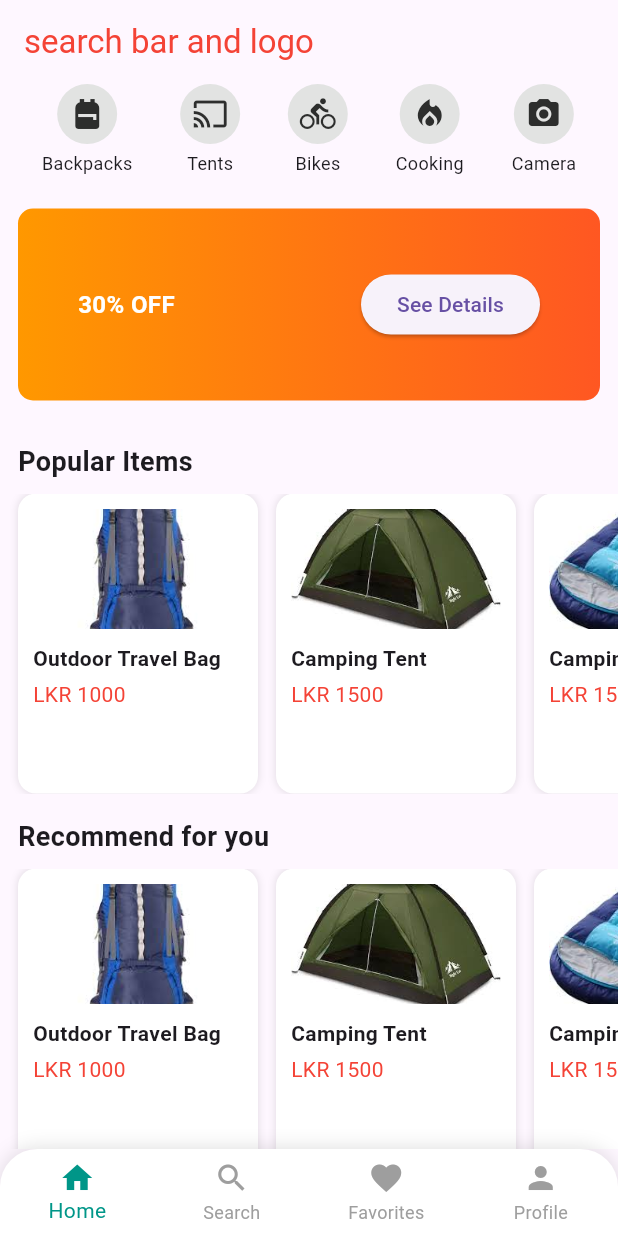
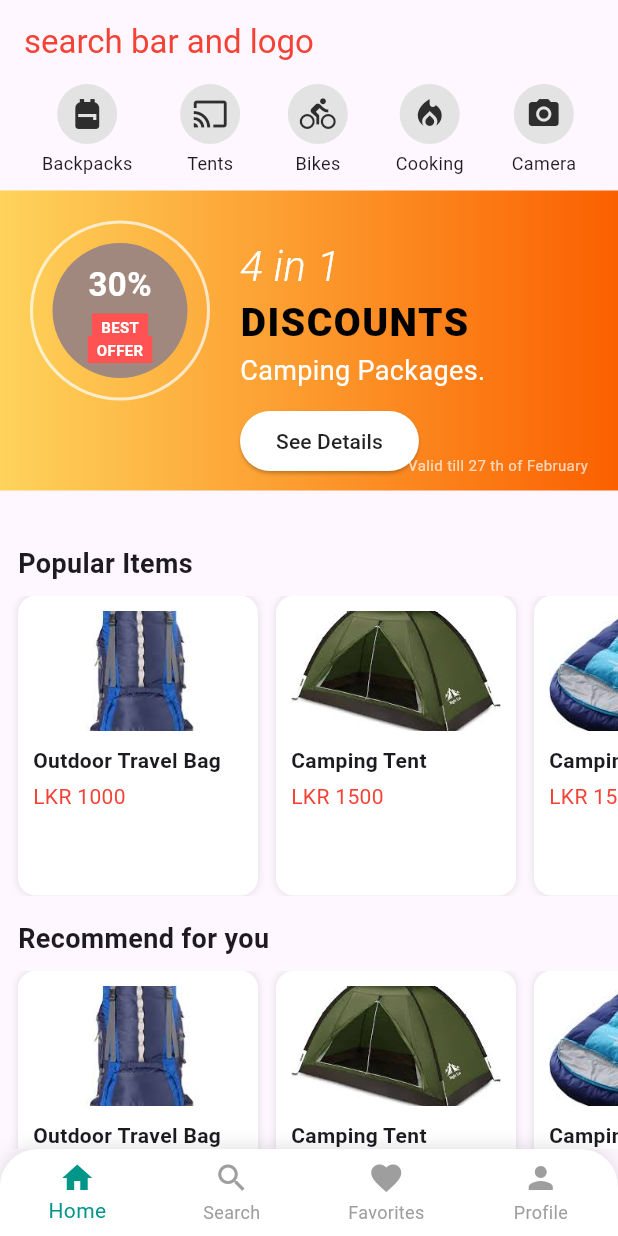
Before and after one commit to nilupul-dew/MAD_Group_09, a Flutter app: the screen it shows after launch, on a phone screen of 412 x 824 dp. Run offline on Flutter 3.47's test engine with Material 3 defaults, Android fonts, the phone set to English and light mode, and no system bars; our stand-ins replace cloud_firestore, firebase_core; accounts and stored records are empty.

Commit message:
Add discount banner

```diff
--- a/hiking_app/lib/presentation/screens/home_screen.dart
+++ b/hiking_app/lib/presentation/screens/home_screen.dart
@@ -115,27 +115,9 @@ class HomePageContent extends StatelessWidget {
             SizedBox(height: 10),
 
             // Discount Banner
-            Container(
-              margin: EdgeInsets.all(12),
-              padding: EdgeInsets.all(40),
-              decoration: BoxDecoration(
-                gradient:
-                    LinearGradient(colors: [Colors.orange, Colors.deepOrange]),
-                borderRadius: BorderRadius.circular(10),
-              ),
-              child: Row(
-                children: [
-                  Text('30% OFF',
-                      style: TextStyle(
-                          fontSize: 16,
-                          fontWeight: FontWeight.bold,
-                          color: Colors.white)),
-                  Spacer(),
-                  ElevatedButton(onPressed: () {}, child: Text("See Details"))
-                ],
-              ),
-            ),
+            DiscountBanner(),
 
+            SizedBox(height: 20),
             // Popular Items
             SectionTitle(title: "Popular Items"),
             ItemList(items: popularItems),
@@ -294,3 +276,164 @@ class ImageWidget extends StatelessWidget {
             height: 80, width: double.infinity, fit: BoxFit.cover);
   }
 }
+
+class DiscountBanner extends StatelessWidget {
+  const DiscountBanner({super.key});
+
+  @override
+  Widget build(BuildContext context) {
+    return Container(
+      height: 200,
+      width: double.infinity,
+      decoration: BoxDecoration(
+        gradient: LinearGradient(
+          colors: [
+            const Color.fromARGB(255, 254, 211, 91),
+            const Color.fromARGB(255, 251, 96, 0)
+          ],
+          begin: Alignment.centerLeft,
+          end: Alignment.centerRight,
+        ),
+      ),
+      child: Stack(
+        children: [
+          // Circular badge
+          Positioned(
+            left: 20,
+            top: 20,
+            child: Stack(
+              alignment: Alignment.center,
+              children: [
+                Container(
+                  width: 120,
+                  height: 120,
+                  decoration: BoxDecoration(
+                    shape: BoxShape.circle,
+                    border: Border.all(color: Colors.white70, width: 2),
+                    color: Colors.transparent,
+                  ),
+                ),
+                Container(
+                  width: 90,
+                  height: 90,
+                  decoration: BoxDecoration(
+                    shape: BoxShape.circle,
+                    color: Colors.brown.shade300,
+                  ),
+                  child: Stack(
+                    alignment: Alignment.center,
+                    children: [
+                      Positioned(
+                        top: 12,
+                        child: Text(
+                          "30%",
+                          style: TextStyle(
+                            fontSize: 22,
+                            fontWeight: FontWeight.bold,
+                            color: Colors.white,
+                          ),
+                        ),
+                      ),
+                      Positioned(
+                        bottom: 25,
+                        child: Container(
+                          color: Colors.redAccent,
+                          padding:
+                              EdgeInsets.symmetric(horizontal: 6, vertical: 2),
+                          child: Text(
+                            "BEST",
+                            style: TextStyle(
+                              fontSize: 10,
+                              fontWeight: FontWeight.bold,
+                              color: Colors.white,
+                            ),
+                          ),
+                        ),
+                      ),
+                      Positioned(
+                        bottom: 10,
+                        child: Container(
+                          color: Colors.redAccent,
+                          padding:
+                              EdgeInsets.symmetric(horizontal: 6, vertical: 2),
+                          child: Text(
+                            "OFFER",
+                            style: TextStyle(
+                              fontSize: 10,
+                              fontWeight: FontWeight.bold,
+                              color: Colors.white,
+                            ),
+                          ),
+                        ),
+                      ),
+                    ],
+                  ),
+                ),
+              ],
+            ),
+          ),
+
+          // Right-side content
+          Positioned(
+            left: 160,
+            top: 30,
+            child: Column(
+              crossAxisAlignment: CrossAxisAlignment.start,
+              children: [
+                Text(
+                  "4 in 1",
+                  style: TextStyle(
+                    fontSize: 28,
+                    fontStyle: FontStyle.italic,
+                    fontWeight: FontWeight.w300,
+                    color: Colors.white,
+                  ),
+                ),
+                Text(
+                  "DISCOUNTS",
+                  style: TextStyle(
+                    fontSize: 26,
+                    fontWeight: FontWeight.w800,
+                    color: Colors.black,
+                    letterSpacing: 1,
+                  ),
+                ),
+                Text(
+                  "Camping Packages.",
+                  style: TextStyle(
+                    fontSize: 18,
+                    color: Colors.white,
+                  ),
+                ),
+                SizedBox(height: 10),
+                ElevatedButton(
+                  style: ElevatedButton.styleFrom(
+                    backgroundColor: Colors.white,
+                    shape: StadiumBorder(),
+                  ),
+                  onPressed: () {
+                    // You can add navigation or popup here
+                  },
+                  child: Text(
+                    "See Details",
+                    style: TextStyle(color: Colors.black87),
+                  ),
+                ),
+              ],
+            ),
+          ),
+
+          // Bottom-right validity note
+          Positioned(
+            bottom: 10,
+            right: 20,
+            child: Text(
+              "Valid till 27 th of February",
+              style: TextStyle(color: Colors.white70, fontSize: 10),
+            ),
+          )
+        ],
+      ),
+    );
+  }
+}
```
